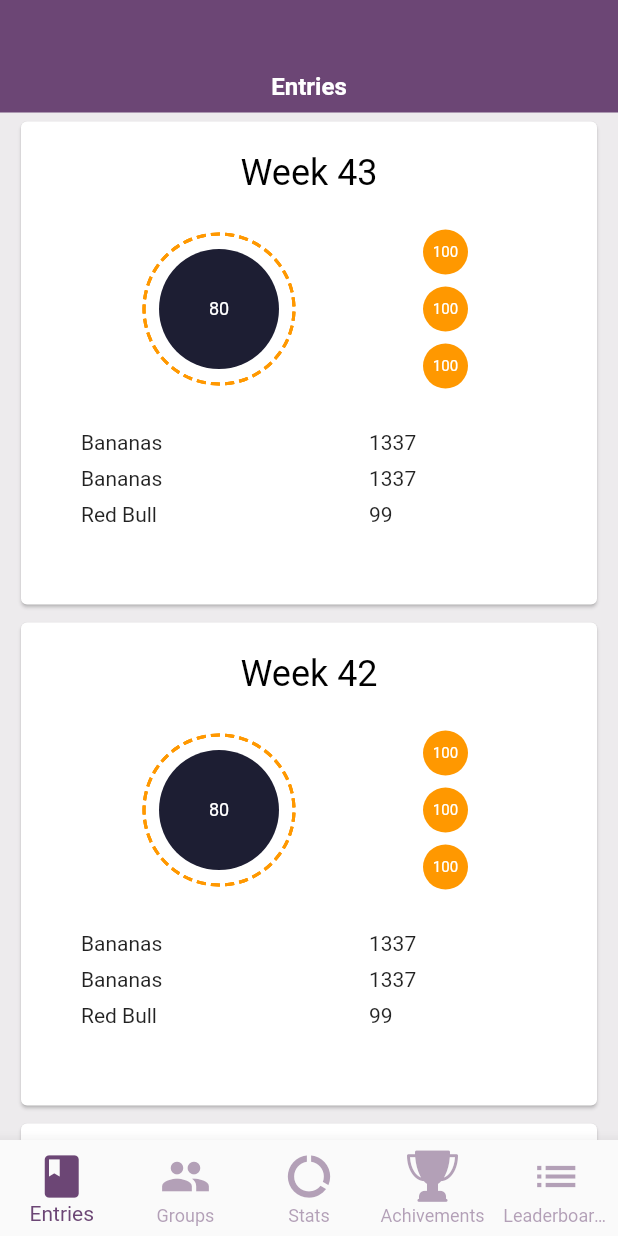
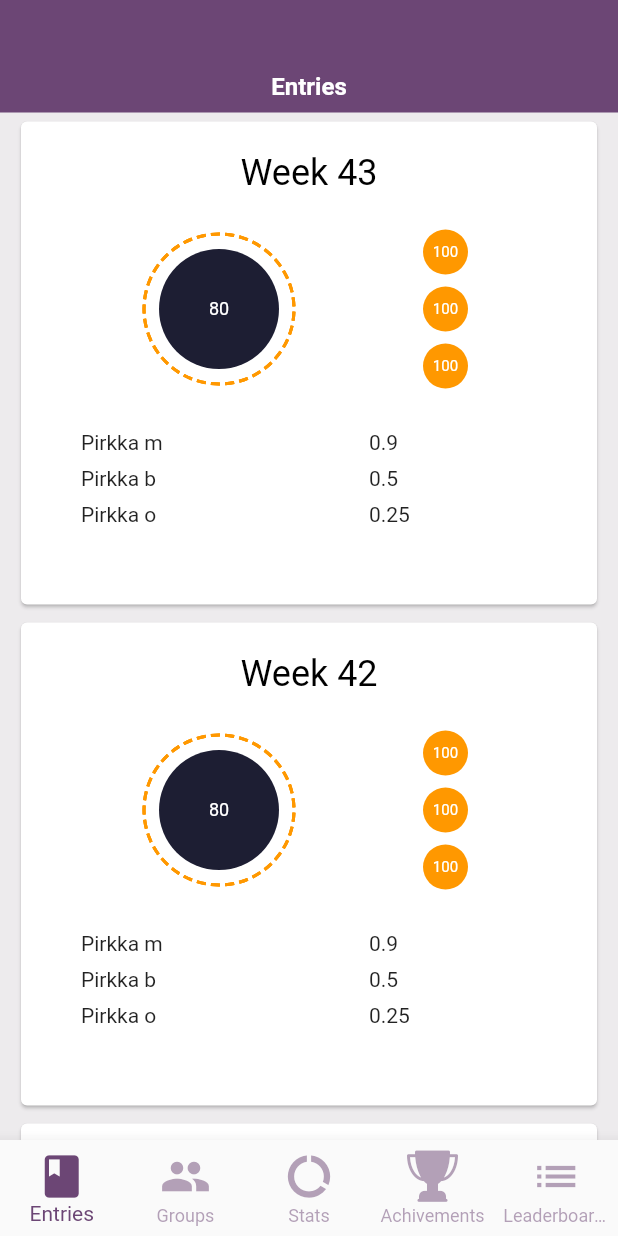
Before and after one commit to altaired/junction, a Flutter app: the screen it shows after launch, on a phone screen of 412 x 824 dp. Run offline on Flutter 3.47's test engine with Material 2 defaults, Android fonts, the phone set to English and light mode, and no system bars; our stand-ins replace charts_flutter, flutter_svg, tuple.

```diff
--- a/lib/models/group.dart
+++ /dev/null
@@ -1,27 +0,0 @@
-import 'dart:math';
-
-import 'package:flutter/material.dart';
-
-class Group {
-  Color color = genColor();
-  double avgFootprint = genAvgFootprint();
-
-  Color getColor() {
-    return color;
-  }
-
-  double getAvgFootprint() {
-    return avgFootprint;
-  }
-
-  static Color genColor() {
-    Random rng = new Random();
-    int i = rng.nextInt(4);
-    return [Colors.orange, Colors.deepOrange, Colors.deepPurple, Colors.teal][i];
-  }
-
-  static double genAvgFootprint() {
-    Random rng = new Random();
-    return (rng.nextInt(5) + 10) * 10.0;
-  }
-}
--- a/lib/shared/circle_graph.dart
+++ b/lib/shared/circle_graph.dart
@@ -1,12 +1,11 @@
-import 'dart:math';
 
 import 'package:flutter/cupertino.dart';
 import 'package:flutter/material.dart';
 import 'package:flutter/rendering.dart';
-import 'package:junction/models/group.dart';
 import 'package:junction/shared/ColorPalatte.dart';
 
 import 'circle_widget.dart';
+import 'models/group.dart';
 
 class CircleGraph extends StatelessWidget {
   int myFootprint;
--- a/lib/shared/models/group.dart
+++ b/lib/shared/models/group.dart
@@ -1,14 +1,39 @@
+import 'dart:math';
+
 import 'package:flutter/material.dart';
 
 class Group {
   String title;
   List<GroupMember> members;
+  Color color = genColor();
+  double avgFootprint = genAvgFootprint();
 
   Group({@required this.title, @required this.members});
 
   void add(GroupMember member) {
     this.members.add(member);
   }
+
+  Color getColor() {
+    return color;
+  }
+
+  double getAvgFootprint() {
+    return avgFootprint;
+  }
+
+  static Color genColor() {
+    Random rng = new Random();
+    int i = rng.nextInt(4);
+    return [Colors.orange, Colors.deepOrange, Colors.deepPurple, Colors.teal][i];
+  }
+
+  static double genAvgFootprint() {
+    Random rng = new Random();
+    return (rng.nextInt(5) + 10) * 10.0;
+  }
+
+
 }
 
 class GroupMember {
--- a/lib/shared/week_card.dart
+++ b/lib/shared/week_card.dart
@@ -1,6 +1,8 @@
 import 'package:flutter/material.dart';
-import 'package:junction/models/group.dart';
+import 'package:junction/services/data.dart';
 import 'package:junction/shared/circle_graph.dart';
+
+import 'models/group.dart';
 
 class WeekCard extends StatelessWidget {
   final String title;
@@ -56,26 +58,16 @@ class WeekCard extends StatelessWidget {
           ),
           Expanded(
             child: Table(
-              children: [
-                TableRow(
-                  children: <Widget>[
-                    Text("Bananas"),
-                    Text("1337")
-                  ].map((w) => Padding(padding: EdgeInsets.symmetric(horizontal: 40, vertical: 4), child: w)).toList(),
-                ),
-                TableRow(
-                  children: <Widget>[
-                    Text("Bananas"),
-                    Text("1337")
-                  ].map((w) => Padding(padding: EdgeInsets.symmetric(horizontal: 40, vertical: 4), child: w)).toList(),
-                ),
-                TableRow(
-                  children: <Widget>[
-                    Text("Red Bull"),
-                    Text("99")
-                  ].map((w) => Padding(padding: EdgeInsets.symmetric(horizontal: 40, vertical: 4), child: w)).toList(),
-                ),
-              ],
+              children:
+                DataService.products
+                    .take(3)
+                    .map((p) => TableRow(
+                      children:
+                        [Text(p.desc.substring(0, 8)), Text(p.emission.toString())]
+                          .map((w) => Padding(padding: EdgeInsets.symmetric(horizontal: 40, vertical: 4), child: w))
+                          .toList()
+                    ))
+                    .toList()
             ),
             )
         ],
```
